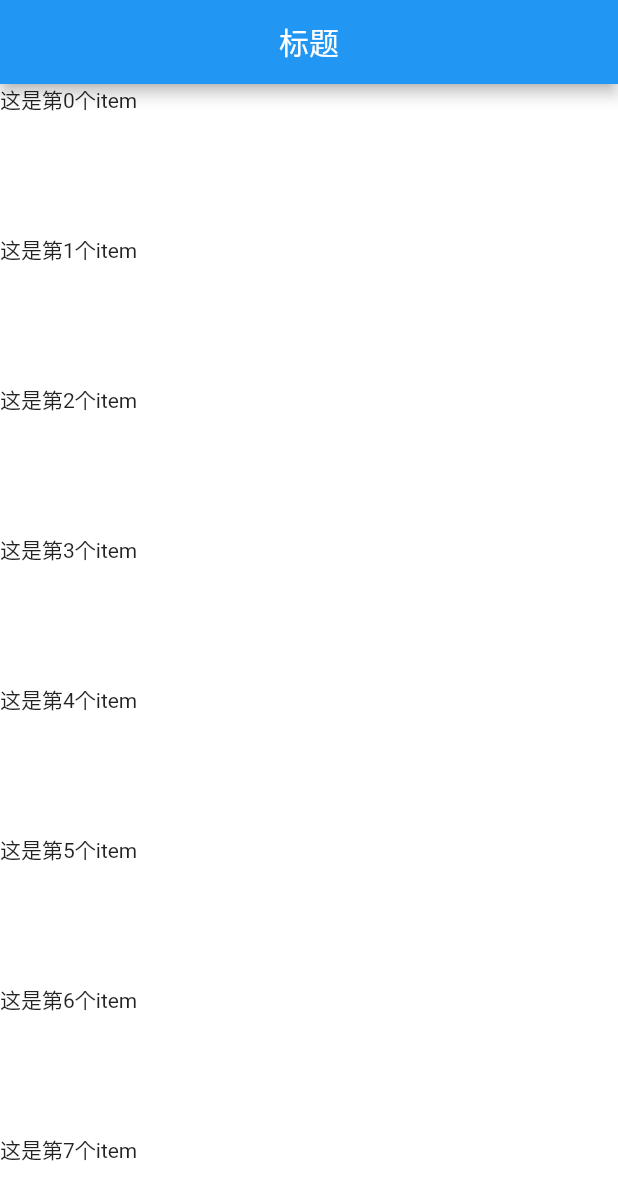
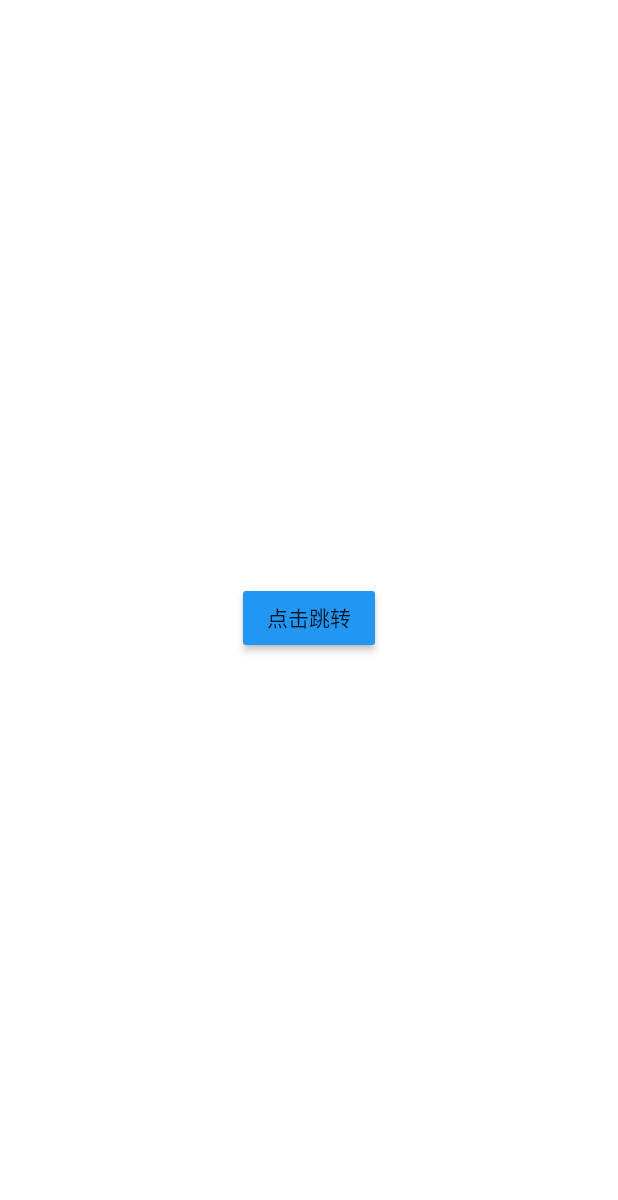
Before and after one commit to shishaopo/wan_android, a Flutter app: the screen it shows after launch, on a phone screen of 412 x 824 dp. Shown: the top 1200 px of the screen. Run offline on Flutter 3.47's test engine with Material 2 defaults, Android fonts, the phone set to English and light mode, and no system bars; our stand-ins replace flutter_screenutil, fluttertoast, logger, shared_preferences.

Commit message:
升级3.3.8

```diff
--- /dev/null
+++ b/lib/app/main/main_page.dart
@@ -0,0 +1,36 @@
+import 'package:flutter/material.dart';
+import 'package:wan_android/common/router_path.dart';
+
+/// @author       ShiShaoPo
+/// @time         2022/11/922:47
+/// @description  首页
+class MainPage extends StatefulWidget {
+  const MainPage({Key? key}) : super(key: key);
+
+  @override
+  State<MainPage> createState() => _MainPageState();
+}
+
+class _MainPageState extends State<MainPage> {
+  @override
+  Widget build(BuildContext context) {
+    // var uri = Uri.parse("uri");
+    // var scheme = uri.scheme;
+    // var host = uri.host;
+    // var port = uri.port;
+    // var path = uri.pathSegments;
+    // var query = uri.queryParametersAll;
+    return Scaffold(
+      body: Container(
+        alignment: AlignmentDirectional.center,
+        child: MaterialButton(
+          color: Colors.blue,
+          onPressed: () {
+            Navigator.pushNamed(context, RouterPath.second);
+          },
+          child: Text("点击跳转"),
+        ),
+      ),
+    );
+  }
+}
--- a/lib/business/main/home_page.dart
+++ /dev/null
@@ -1,38 +0,0 @@
-import 'package:flutter/material.dart';
-import 'package:wan_android/entity/utils/log_utils.dart';
-import 'package:wan_android/entity/utils/screen_utils.dart';
-
-/// @author       ShiShaoPo
-/// @time         2021/12/223:43
-/// @description
-class MyHomePage extends StatefulWidget {
-  const MyHomePage({Key? key}) : super(key: key);
-
-  @override
-  State<MyHomePage> createState() => _MyHomePageState();
-}
-
-class _MyHomePageState extends State<MyHomePage> {
-
-  @override
-  Widget build(BuildContext context) {
-    return Scaffold(
-      appBar: AppBar(
-        title: const Text('标题'),
-      ),
-      body: ListView.builder(
-        itemBuilder: _buildItem,
-        itemCount: 50,
-      ),
-    );
-  }
-
-  Widget _buildItem(BuildContext context, int index) {
-    LogUtils.e("渲染第$index个");
-    return SizedBox(
-      width: ScreenUtils.screenWidth(),
-      height: 100,
-      child: Text("这是第$index个item"),
-    );
-  }
-}
--- /dev/null
+++ b/lib/common/router_path.dart
@@ -0,0 +1,14 @@
+import 'package:flutter/material.dart';
+import 'package:wan_android/app/main/main_page.dart';
+
+/// @author       ShiShaoPo
+/// @time         2022/11/922:45
+/// @description
+class RouterPath {
+  static String main = "main";
+  static String second ="second";
+
+  static Map<String, WidgetBuilder> routerCreator() => {
+    RouterPath.main: (_) => MainPage(),
+  };
+}
--- a/lib/entity/utils/router_utils.dart
+++ b/lib/entity/utils/router_utils.dart
@@ -1,6 +1,9 @@
-///路由工具类
-///@author ShiShaoPo
-///@since 2021/12/14 7:22 下午
-class RouterPath {
-  static const home = "home";
+/// @author       ShiShaoPo
+/// @time         2022/11/1021:43
+/// @description  路由工具类
+class RouterUtils{
+
+
+
+
 }
--- a/lib/main.dart
+++ b/lib/main.dart
@@ -1,20 +1,22 @@
-import 'dart:async';
-
+import 'package:flutter/foundation.dart';
 import 'package:flutter/material.dart';
 import 'package:flutter_screenutil/flutter_screenutil.dart';
-import 'package:wan_android/business/main/home_page.dart';
+import 'package:wan_android/app/main/main_page.dart';
+import 'package:wan_android/common/router_path.dart';
 import 'package:wan_android/entity/utils/log_utils.dart';
-import 'package:wan_android/entity/utils/router_utils.dart';
 
 void main() {
   //全局拦截同步错误
   FlutterError.onError = (FlutterErrorDetails details) {
+    FlutterError.presentError(details);
     LogUtils.e('出现同步错误 = ${details.exception.toString()}');
   };
   //全局拦截异步错误
-  runZonedGuarded(_init, (Object error, StackTrace stack) {
+  PlatformDispatcher.instance.onError = (Object error, StackTrace stack) {
     LogUtils.e('出现异步错误 = ${error.toString()}');
-  });
+    return false;
+  };
+  _init();
 }
 
 void _init() {
@@ -23,7 +25,7 @@ void _init() {
   //这里可以做一些初始化操作
 
   //执行程序
-  runApp(const App());
+  runApp(App());
 }
 
 class App extends StatelessWidget {
@@ -33,7 +35,7 @@ class App extends StatelessWidget {
   ///全局context
   static BuildContext get app => _navigatorKey.currentContext!;
 
-  const App({Key? key}) : super(key: key);
+  App({Key? key}) : super(key: key);
 
   @override
   Widget build(BuildContext context) {
@@ -43,6 +45,8 @@ class App extends StatelessWidget {
       builder: _buildApp,
     );
   }
+
+  final page = <Page<dynamic>>[];
 
   Widget _buildApp(BuildContext context, Widget? child) {
     return MaterialApp(
@@ -55,10 +59,16 @@ class App extends StatelessWidget {
       ),
       //这里面注册的页面都是支持从外部跳转的页面
       routes: {
-        RouterPath.home: (_) => const MyHomePage(),
+        RouterPath.main: (_) => MainPage(),
       },
       //这是入口
-      initialRoute: RouterPath.home,
+      initialRoute: RouterPath.main,
     );
   }
+
+  bool _popPage(Route<dynamic> route, dynamic result) {
+    page.remove(route.settings);
+    route.didPop(result);
+    return false;
+  }
 }
--- a/pubspec.yaml
+++ b/pubspec.yaml
@@ -9,11 +9,11 @@ publish_to: 'none' #如果像发布到pub.dev上，需要把这一行删了
 # build-name和build-number都可以通过命令行修改：--build-name 和 --build-number
 # 在Android中, build-name会替换versionName，build-number会替换versionCode.
 # 在iOS中, build-name会替换CFBundleShortVersionString，build-number会替换CFBundleVersion.
-version: 1.0.0+1
+version: 1.2.1+2
 
 environment:
-  flutter: 3.3.2
-  sdk: 2.18.1
+  flutter: 3.3.8
+  sdk: 2.18.4
 
 # Dependencies specify other packages that your package needs in order to work.
 # To automatically upgrade your package dependencies to the latest versions
```
Also changed, not shown: lib/common/build_config.dart (added, +18 -0 lines), pubspec.lock, 1 other file.
